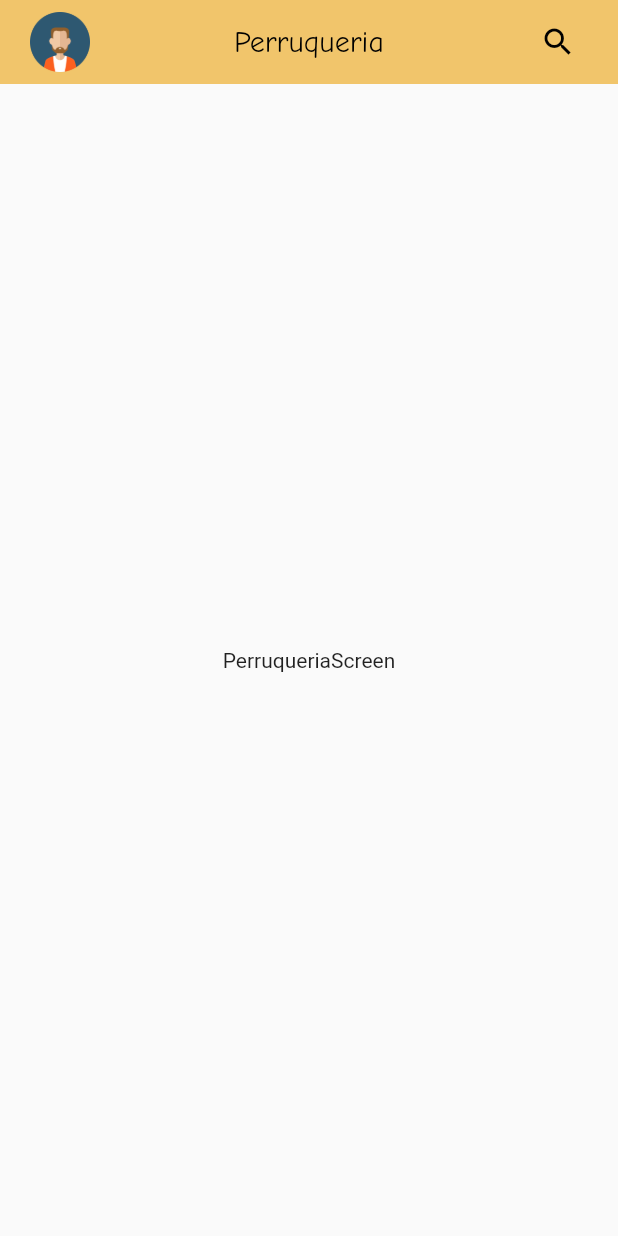
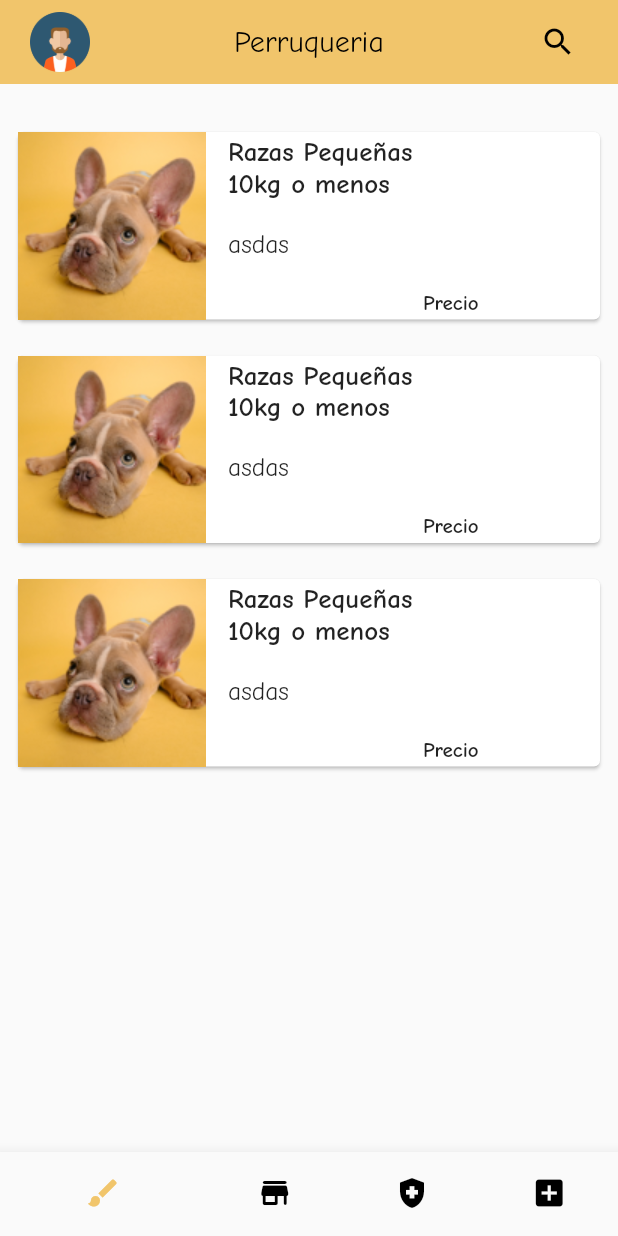
Before and after one commit to Anthonny222/puente-arcoiris, a Flutter app: the PerruqueriaScreen screen opened by its route, on a phone screen of 412 x 824 dp. Run offline on Flutter 3.47's test engine with Material 2 defaults, Android fonts, the phone set to English and light mode, and no system bars; our stand-ins replace firebase_core, toggle_switch; accounts and stored records are empty.

Commit message:
Seavanzo hasta la navegacion entre menus (primera fase), se hizo un 50% de perruqeria y se hizo el AppBAr

```diff
--- a/lib/screens/menu/funeraria.dart
+++ b/lib/screens/menu/funeraria.dart
@@ -19,6 +19,7 @@ class FunerariaScreen extends StatelessWidget {
       body: Center(
          child: Text('FunerariaScreen'),
       ),
+      bottomNavigationBar: Navegacion(initialIndex: 3),
     );
   }
 }
--- a/lib/screens/menu/perruqueria.dart
+++ b/lib/screens/menu/perruqueria.dart
@@ -16,9 +16,18 @@ class PerruqueriaScreen extends StatelessWidget {
         backgroundColor: AppTheme.primary,
         elevation: 0,
       ),
-      body: Center(
-         child: Text('PerruqueriaScreen'),
+      body: ListView(
+        children: const[
+          Padding(
+            padding: EdgeInsets.symmetric(horizontal: 10, vertical: 10),
+
+          ),
+            CartaBotonPersonalizado(),
+            CartaBotonPersonalizado(),
+            CartaBotonPersonalizado(),
+        ]
       ),
+      bottomNavigationBar: Navegacion(initialIndex: 0,),
     );
   }
 }
--- a/lib/screens/menu/salud.dart
+++ b/lib/screens/menu/salud.dart
@@ -19,6 +19,7 @@ class SaludScreen extends StatelessWidget {
       body: Center(
          child: Text('SaludScreen'),
       ),
+      bottomNavigationBar: Navegacion(initialIndex: 2),
     );
   }
 }
--- a/lib/screens/menu/tienda.dart
+++ b/lib/screens/menu/tienda.dart
@@ -18,6 +18,7 @@ class TiendaScreen extends StatelessWidget {
       body: Center(
          child: Text('TiendaScreen'),
       ),
+      bottomNavigationBar: Navegacion(initialIndex: 1),
     );
   }
 }
--- /dev/null
+++ b/lib/widgets/botonCarta_personalizado.dart
@@ -0,0 +1,42 @@
+import 'package:flutter/material.dart';
+
+class CartaBotonPersonalizado extends StatelessWidget {
+  const CartaBotonPersonalizado({
+    Key? key,
+  }) : super(key: key);
+
+  @override
+  Widget build(BuildContext context) {
+    return TextButton(
+      child: Card(
+        child: Row(
+          children: [
+            const Image(image: AssetImage('assets/raza_pequeña.png')),
+            Padding(
+              padding: const EdgeInsets.symmetric(horizontal: 15, vertical: 0),
+              child: Column(
+                crossAxisAlignment: CrossAxisAlignment.start,
+                mainAxisAlignment: MainAxisAlignment.spaceBetween,
+                children: [
+                  const Text('Razas Pequeñas', style: TextStyle(fontFamily: 'Comic Neue Bold', fontSize: 18)),
+                  const Text('10kg o menos', style: TextStyle(fontFamily: 'Comic Neue Bold', fontSize: 18)),
+                  const SizedBox(height: 20,),
+                  const Text('asdas', style: TextStyle(fontFamily: 'Comic Neue', fontSize: 17)),
+                  const SizedBox(height: 20),
+                  Row(
+                    mainAxisAlignment: MainAxisAlignment.spaceAround,
+                    children: const [
+                      SizedBox(width: 130,),
+                      Text('Precio', style: TextStyle(fontFamily: 'Comic Neue Bold'),)
+                    ],
+                  )
+                ],
+              ),
+            )
+          ],
+        )
+      ),
+      onPressed: (){},
+    );
+  }
+}
--- /dev/null
+++ b/lib/widgets/navegacion.dart
@@ -0,0 +1,47 @@
+import 'package:flutter/material.dart';
+import 'package:puente_arcoiris/theme/app_theme.dart';
+
+
+class Navegacion extends StatelessWidget {
+
+  final int initialIndex;
+
+  const Navegacion({
+    Key? key, required this.initialIndex,
+  }) : super(key: key);
+
+
+
+  @override
+  Widget build(BuildContext context) {
+
+
+    return BottomNavigationBar(
+      showSelectedLabels: false,
+      showUnselectedLabels: false,
+
+      backgroundColor: Colors.grey,
+      unselectedItemColor: Colors.black,
+      selectedItemColor: AppTheme.primary,
+      currentIndex: initialIndex,
+      items: const [
+        BottomNavigationBarItem(
+          icon: Icon(Icons.brush),
+          label: 'Perruqeria',
+        ),
+        BottomNavigationBarItem(
+          icon: Icon(Icons.store_mall_directory_rounded),
+          label: 'Tienda',
+        ),
+        BottomNavigationBarItem(
+          icon: Icon(Icons.health_and_safety),
+          label: 'Salud'
+        ),
+        BottomNavigationBarItem(
+          icon: Icon(Icons.add_box),
+          label: 'Funeraria'
+        )
+      ],
+    );
+  }
+}
--- a/lib/widgets/widgets.dart
+++ b/lib/widgets/widgets.dart
@@ -1,5 +1,7 @@
+
+export 'package:puente_arcoiris/widgets/botonCarta_personalizado.dart';
+
 export 'package:puente_arcoiris/widgets/appBar_personalizado.dart';
-
 export 'package:puente_arcoiris/widgets/boton_menu_personalizado.dart';
-
 export 'package:puente_arcoiris/widgets/input_personalizado.dart';
+export 'package:puente_arcoiris/widgets/navegacion.dart';
```
Also changed, not shown: assets/raza_pequeña.png (added).
